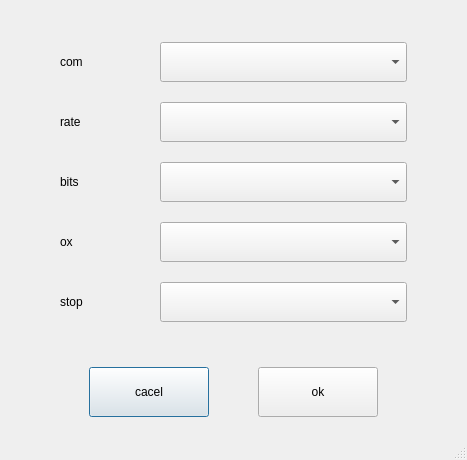
Before: the Qt Designer form portcfg.ui in yuanjinxin123/shenglei, drawn with Qt 5.
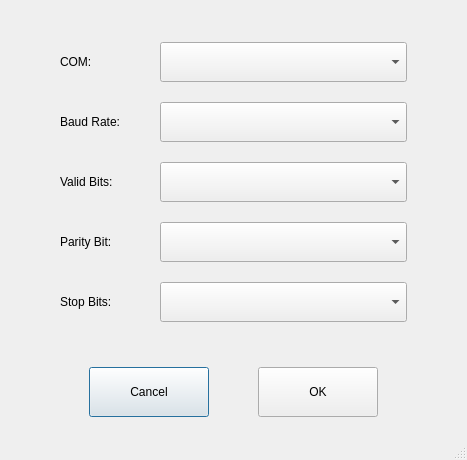
After: the same form once the commit is applied.

```diff
--- a/portcfg.ui
+++ b/portcfg.ui
@@ -66,7 +66,7 @@
           </size>
          </property>
          <property name="text">
-          <string>com</string>
+          <string>COM:</string>
          </property>
         </widget>
        </item>
@@ -111,7 +111,7 @@
           </size>
          </property>
          <property name="text">
-          <string>rate</string>
+          <string>Baud Rate:</string>
          </property>
         </widget>
        </item>
@@ -153,7 +153,7 @@
           </size>
          </property>
          <property name="text">
-          <string>bits</string>
+          <string>Valid Bits:</string>
          </property>
         </widget>
        </item>
@@ -195,7 +195,7 @@
           </size>
          </property>
          <property name="text">
-          <string>ox</string>
+          <string>Parity Bit:</string>
          </property>
         </widget>
        </item>
@@ -237,7 +237,7 @@
           </size>
          </property>
          <property name="text">
-          <string>stop</string>
+          <string>Stop Bits:</string>
          </property>
         </widget>
        </item>
@@ -292,7 +292,7 @@
           </size>
          </property>
          <property name="text">
-          <string>cacel</string>
+          <string>Cancel</string>
          </property>
         </widget>
        </item>
@@ -311,7 +311,7 @@
           </size>
          </property>
          <property name="text">
-          <string>ok</string>
+          <string>OK</string>
          </property>
         </widget>
        </item>
```
